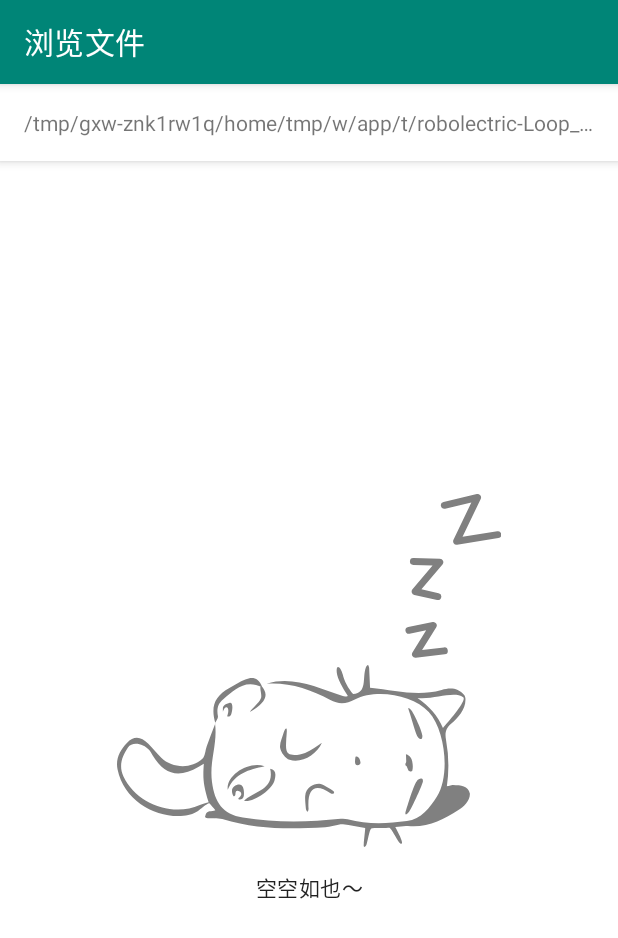
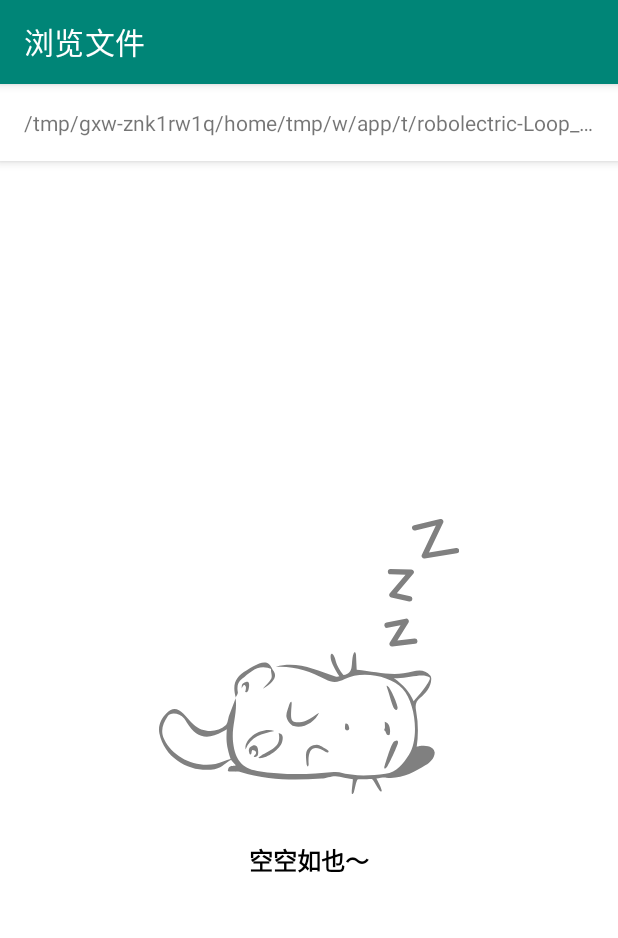
Before and after one commit to SirLYC/EveryDownload, an Android app: the FileExploreActivity screen opened directly, with no data from a screen before it, on a phone screen of 412 x 824 dp. Shown: the top 938 px of the screen. Run offline under Robolectric (Android 15) with nearby library versions, the phone set to English and light mode, and no system bars; libraries missing offline, so code that uses them is left out: me.drakeet.multitype; 4 statements that could not run were skipped.

Commit message:
finish default state layout

```diff
--- a/app/src/main/java/com/lyc/everydownload/MainActivity.kt
+++ b/app/src/main/java/com/lyc/everydownload/MainActivity.kt
@@ -14,6 +14,7 @@ import androidx.recyclerview.widget.LinearLayoutManager
 import androidx.recyclerview.widget.SimpleItemAnimator
 import com.lyc.downloader.DownloadTask.*
 import com.lyc.everydownload.util.*
+import com.lyc.everydownload.widget.MultiStateView
 import kotlinx.android.synthetic.main.activity_main.*
 import java.io.File
 
@@ -62,6 +63,11 @@ class MainActivity : AppCompatActivity(), DownloadItemViewBinder.OnItemButtonCli
 
         ActiveDownloadListHolder.itemListLivaData.observe(this, Observer {
             adapter.replaceList(it, itemCallback, true)
+            if (it.isEmpty()) {
+                msv.showState(MultiStateView.STATE_EMPTY)
+            } else {
+                msv.showContent()
+            }
         })
 
         val itemAnimator = rv.itemAnimator
--- a/app/src/main/java/com/lyc/everydownload/file/FileExploreActivity.kt
+++ b/app/src/main/java/com/lyc/everydownload/file/FileExploreActivity.kt
@@ -16,6 +16,7 @@ import androidx.lifecycle.ViewModelProviders
 import androidx.recyclerview.widget.LinearLayoutManager
 import com.lyc.everydownload.R
 import com.lyc.everydownload.util.*
+import com.lyc.everydownload.widget.MultiStateView
 import kotlinx.android.synthetic.main.activity_file_explore.*
 import java.io.File
 
@@ -118,8 +119,8 @@ class FileExploreActivity : AppCompatActivity(), OnItemClickListener<File>, OnIt
             adapter.notifyDataSetChanged()
             val gone = it.isEmpty()
             if (!gone) {
+                msv.showContent()
                 rv.visibility = INVISIBLE
-                empty_view.visibility = GONE
                 var delayVis = false
                 fileExploreViewModel.lastViewDir()?.let { file ->
                     val index = fileExploreViewModel.itemList.indexOf(file)
@@ -149,8 +150,7 @@ class FileExploreActivity : AppCompatActivity(), OnItemClickListener<File>, OnIt
                     rv.visibility = VISIBLE
                 }
             } else {
-                empty_view.visibility = VISIBLE
-                rv.visibility = GONE
+                msv.showState(MultiStateView.STATE_EMPTY)
             }
         })
 
@@ -181,11 +181,9 @@ class FileExploreActivity : AppCompatActivity(), OnItemClickListener<File>, OnIt
         }
 
         if (fileExploreViewModel.itemList.isEmpty()) {
-            rv.visibility = GONE
-            empty_view.visibility = VISIBLE
+            msv.showState(MultiStateView.STATE_EMPTY)
         } else {
-            rv.visibility = VISIBLE
-            empty_view.visibility = GONE
+            msv.showContent()
         }
 
         bt_cancel.setOnClickListener {
--- a/app/src/main/java/com/lyc/everydownload/widget/MultiStateView.kt
+++ b/app/src/main/java/com/lyc/everydownload/widget/MultiStateView.kt
@@ -70,7 +70,6 @@ class MultiStateView : FrameLayout {
         if (stubs[2].layoutResource == 0) {
             stubs[2].layoutResource = R.layout.layout_error_default
         }
-
     }
 
     fun showState(@StateInt state: Int) {
--- a/app/src/main/res/drawable/ic_sleeping_cat.xml
+++ b/app/src/main/res/drawable/ic_sleeping_cat.xml
@@ -1,6 +1,6 @@
 <vector xmlns:android="http://schemas.android.com/apk/res/android"
-    android:width="256dp"
-    android:height="235dp"
+    android:width="200dp"
+    android:height="183.59dp"
     android:viewportWidth="1117"
     android:viewportHeight="1024">
     <path
--- a/app/src/main/res/layout/activity_file_explore.xml
+++ b/app/src/main/res/layout/activity_file_explore.xml
@@ -45,31 +45,18 @@
                     android:text="@string/root_dir" />
             </androidx.cardview.widget.CardView>
 
-
-            <FrameLayout
-                android:id="@+id/empty_view"
+            <com.lyc.everydownload.widget.MultiStateView
+                android:id="@+id/msv"
                 android:layout_width="match_parent"
                 android:layout_height="0dp"
                 android:layout_weight="1">
 
-                <TextView
-                    style="@style/TextAppearance.MaterialComponents.Body2"
+                <androidx.recyclerview.widget.RecyclerView
+                    android:id="@+id/rv"
                     android:layout_width="match_parent"
-                    android:layout_height="wrap_content"
-                    android:layout_gravity="center"
-                    android:drawableTop="@drawable/ic_sleeping_cat"
-                    android:drawablePadding="16dp"
-                    android:gravity="center_horizontal"
-                    android:padding="32dp"
-                    android:text="@string/empty" />
-            </FrameLayout>
+                    android:layout_height="match_parent" />
+            </com.lyc.everydownload.widget.MultiStateView>
 
-
-            <androidx.recyclerview.widget.RecyclerView
-                android:id="@+id/rv"
-                android:layout_width="match_parent"
-                android:layout_height="0dp"
-                android:layout_weight="1" />
 
             <androidx.cardview.widget.CardView
                 android:layout_width="match_parent"
--- a/app/src/main/res/layout/layout_empty_default.xml
+++ b/app/src/main/res/layout/layout_empty_default.xml
@@ -1,7 +1,19 @@
 <?xml version="1.0" encoding="utf-8"?>
-<androidx.constraintlayout.widget.ConstraintLayout xmlns:android="http://schemas.android.com/apk/res/android"
+<FrameLayout xmlns:android="http://schemas.android.com/apk/res/android"
     android:layout_width="match_parent"
-    android:layout_height="match_parent">
+    android:layout_height="match_parent"
+    android:padding="16dp">
 
-
-</androidx.constraintlayout.widget.ConstraintLayout>
+    <TextView
+        android:id="@+id/tv_default_empty"
+        android:layout_width="match_parent"
+        android:layout_height="wrap_content"
+        android:layout_gravity="center"
+        android:drawableTop="@drawable/ic_sleeping_cat"
+        android:drawablePadding="32dp"
+        android:gravity="center"
+        android:text="@string/empty"
+        android:textColor="@color/black"
+        android:textSize="16sp"
+        android:textStyle="bold" />
+</FrameLayout>
--- a/app/src/main/res/values/strings.xml
+++ b/app/src/main/res/values/strings.xml
@@ -38,4 +38,6 @@
     <string name="dir_not_exist">文件夹不存在</string>
     <string name="path_not_dir">路径不是文件夹</string>
     <string name="create_new_download_task">新建下载任务</string>
+    <string name="error"><![CDATA[出错了~(>_<)~]]></string>
+    <string name="loading">加载中…</string>
 </resources>
```
Also changed, not shown: app/src/main/res/drawable/ic_unhappy.xml (added, +9 -0 lines), app/src/main/res/layout/activity_main.xml (+11 -5 lines), app/src/main/res/layout/layout_error_default.xml (+16 -4 lines), app/src/main/res/layout/layout_loading_default.xml (+17 -2 lines).
